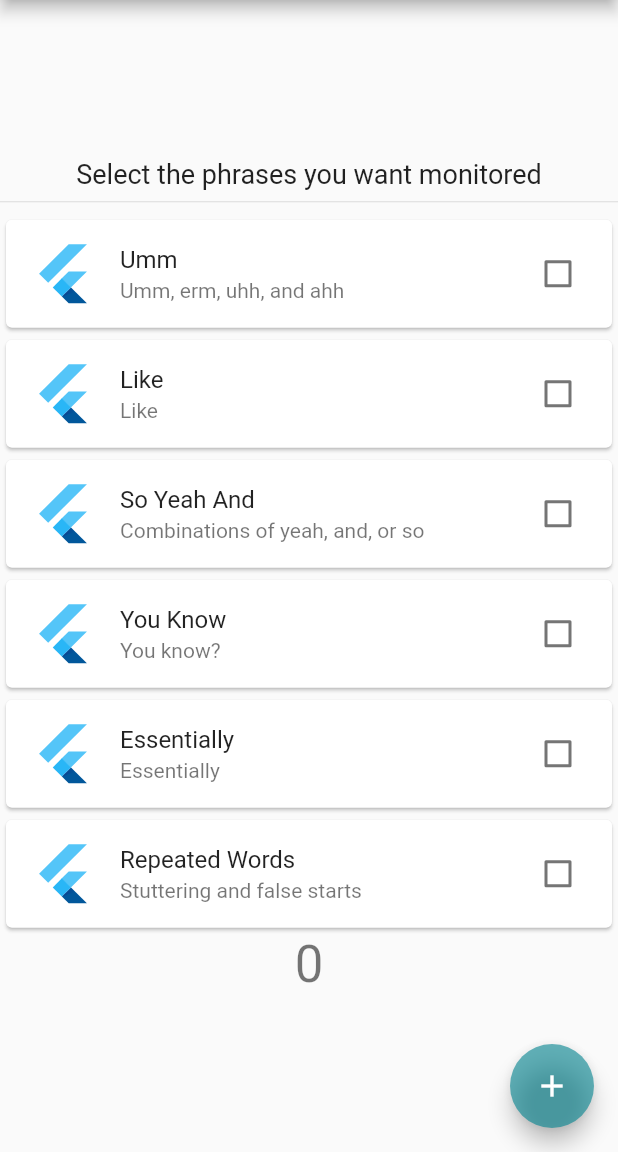
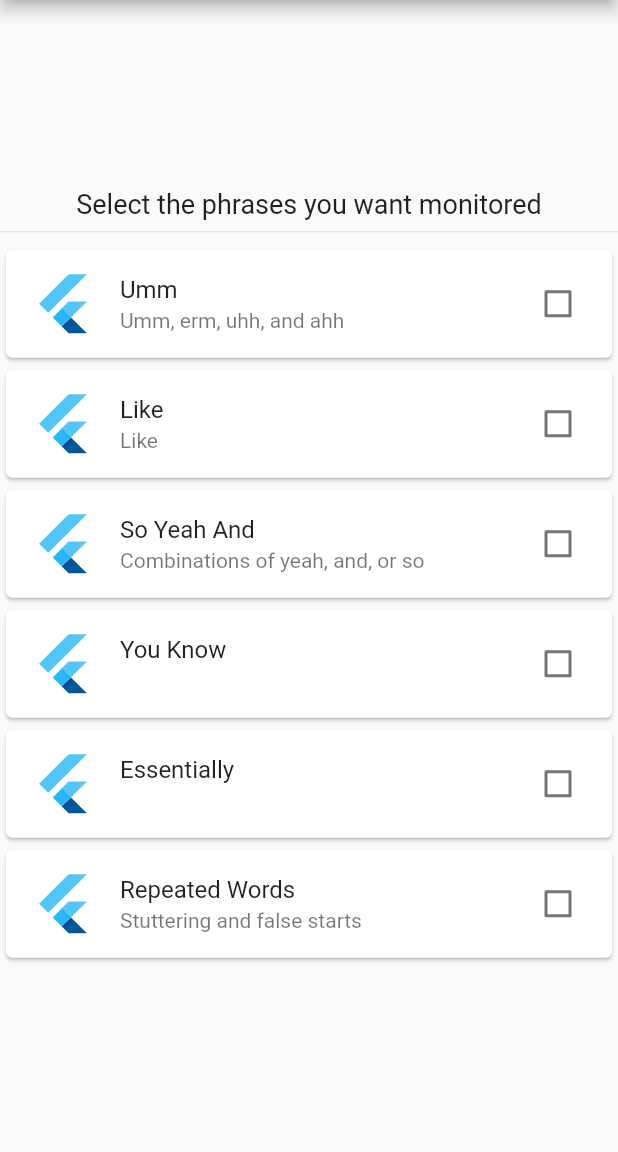
Before and after one commit to Kylekmears/Filler_Words, a Flutter app: the screen it shows after launch, on a phone screen of 412 x 824 dp, the part 84-1236 px from its top. Run offline on Flutter 3.47's test engine with Material 2 defaults, Android fonts, the phone set to English and light mode, and no system bars; missing offline and left inert: flutter_sound.

```diff
--- a/lib/main.dart
+++ b/lib/main.dart
@@ -1,11 +1,22 @@
+/*
+TODO:
+1) Implement basic audio streaming from mic
+  - Flutter_sound
+    - Check stream format
+    - Make simple recording
+
+2) Determine input for audio stream
+3) Fix pixel overflow in horizontal view
+ */
+
 import 'package:flutter/material.dart';
+import 'package:flutter_sound/flutter_sound.dart';
 
 void main() {
   runApp(MyApp());
 }
 
 class MyApp extends StatelessWidget {
-  // This widget is the root of your application.
   @override
   Widget build(BuildContext context) {
     Map<int, Color> shading = {
@@ -41,18 +52,6 @@ class MyApp extends StatelessWidget {
   }
 }
 
-/*
-class ToggleTile extends StatefulWidget{
-  final bool boolean;
-
-  @override
-  _ToggleTile createState() => _ToggleTile(boolean) // WHAT DOES ANY OF THIS DO?
-}
-
-class _ToggleTile extends State{
-
-}*/
-
 class MyHomePage extends StatefulWidget {
   MyHomePage({Key key, this.title}) : super(key: key);
 
@@ -72,7 +71,6 @@ class MyHomePage extends StatefulWidget {
 }
 
 class _MyHomePageState extends State<MyHomePage> {
-  int _counter = 0;
   var wordChoice = {
     "umm": false,
     "like": false,
@@ -82,16 +80,6 @@ class _MyHomePageState extends State<MyHomePage> {
     "repeated": false,
   };
 
-  void _incrementCounter() {
-    setState(() {
-      // This call to setState tells the Flutter framework that something has
-      // changed in this State, which causes it to rerun the build method below
-      // so that the display can reflect the updated values. If we changed
-      // _counter without calling setState(), then the build method would not be
-      // called again, and so nothing would appear to happen.
-      _counter++;
-    });
-  }
 
   @override
   Widget build(BuildContext context) {
@@ -176,7 +164,7 @@ class _MyHomePageState extends State<MyHomePage> {
               child: CheckboxListTile(
                 secondary: FlutterLogo(size: 44),
                 title: Text("You Know"),
-                subtitle: Text("You know?"),
+                subtitle: Text(""),
                 value: wordChoice["you know"],
                 onChanged: (bool value){
                   setState((){
@@ -189,7 +177,7 @@ class _MyHomePageState extends State<MyHomePage> {
               child: CheckboxListTile(
                 secondary: FlutterLogo(size: 44),
                 title: Text("Essentially"),
-                subtitle: Text("Essentially"),
+                subtitle: Text(""),
                 value: wordChoice["essentially"],
                 onChanged: (bool value){
                   setState((){
@@ -211,18 +199,9 @@ class _MyHomePageState extends State<MyHomePage> {
                 },
               ),
             ),
-            Text(
-              '$_counter',
-              style: Theme.of(context).textTheme.headline4,
-            ),
           ],
         ),
       ),
-      floatingActionButton: FloatingActionButton(
-        onPressed: _incrementCounter,
-        tooltip: 'Increment',
-        child: Icon(Icons.add),
-      ), // This trailing comma makes auto-formatting nicer for build methods.
     );
   }
 }
--- a/pubspec.yaml
+++ b/pubspec.yaml
@@ -28,6 +28,7 @@ dependencies:
   # The following adds the Cupertino Icons font to your application.
   # Use with the CupertinoIcons class for iOS style icons.
   cupertino_icons: ^1.0.2
+  flutter_sound: ^8.0.2+1
 
 dev_dependencies:
   flutter_test:
```
Also changed, not shown: pubspec.lock, 3 other files.
